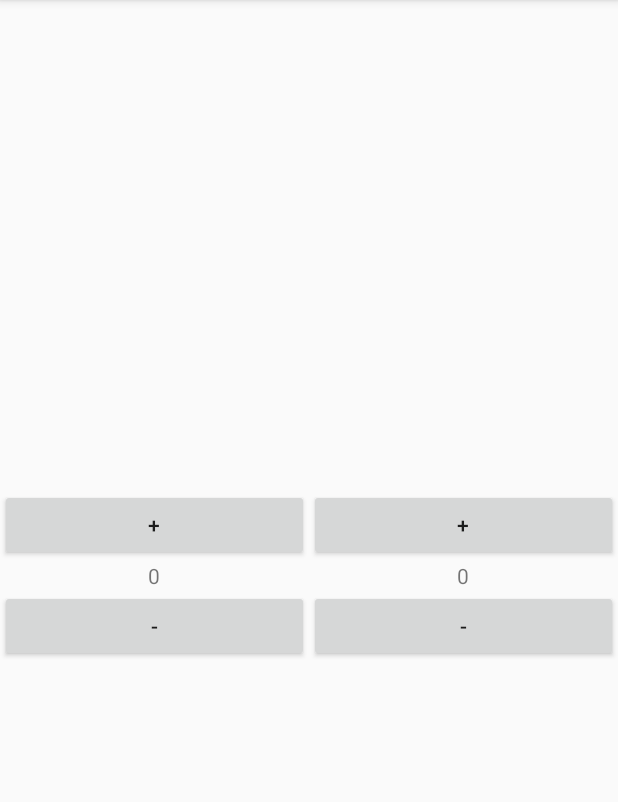
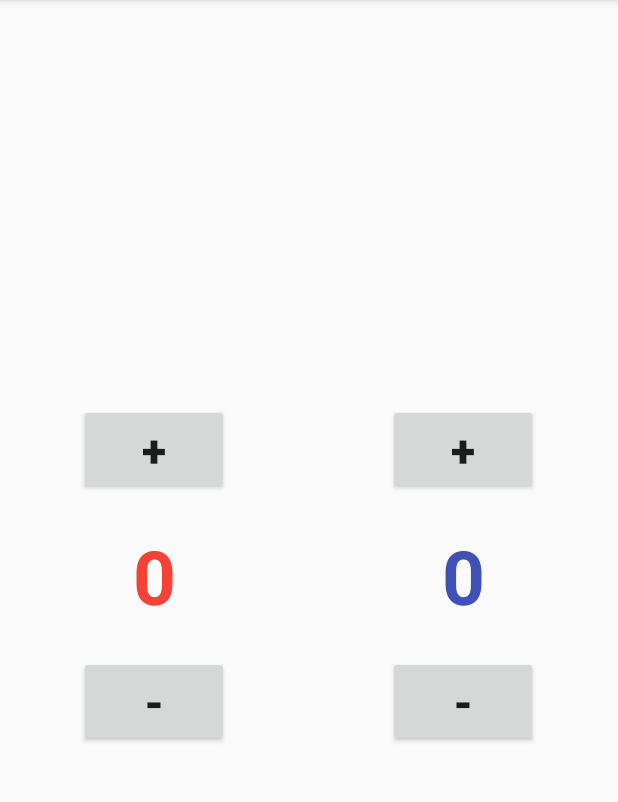
Before and after one commit to DitaAjiPratama/score, an Android app: the screen it shows after launch (MainActivity), on a phone screen of 412 x 824 dp, the part 84-886 px from its top. Run offline under Robolectric (Android 15) with nearby library versions, the phone set to English and light mode, and no system bars.

Commit message:
Design the TextView & Button

```diff
--- a/app/src/main/res/layout/activity_main.xml
+++ b/app/src/main/res/layout/activity_main.xml
@@ -25,21 +25,30 @@
 
             <Button
                 android:id="@+id/plusRed"
-                android:layout_width="match_parent"
+                android:layout_width="100dp"
                 android:layout_height="wrap_content"
-                android:text="+" />
+                android:text="+"
+                android:textSize="30sp"
+                android:textStyle="bold" />
 
             <TextView
                 android:id="@+id/scoreRed"
                 android:layout_width="wrap_content"
                 android:layout_height="wrap_content"
-                android:text="0" />
+                android:layout_marginTop="20dp"
+                android:layout_marginBottom="20dp"
+                android:text="0"
+                android:textColor="#F44336"
+                android:textSize="50sp"
+                android:textStyle="bold" />
 
             <Button
                 android:id="@+id/minusRed"
-                android:layout_width="match_parent"
+                android:layout_width="100dp"
                 android:layout_height="wrap_content"
-                android:text="-" />
+                android:text="-"
+                android:textSize="30sp"
+                android:textStyle="bold" />
         </LinearLayout>
 
         <LinearLayout
@@ -51,21 +60,30 @@
 
             <Button
                 android:id="@+id/plusBlue"
-                android:layout_width="match_parent"
+                android:layout_width="100dp"
                 android:layout_height="wrap_content"
-                android:text="+" />
+                android:text="+"
+                android:textSize="30sp"
+                android:textStyle="bold" />
 
             <TextView
                 android:id="@+id/scoreBlue"
                 android:layout_width="wrap_content"
                 android:layout_height="wrap_content"
-                android:text="0" />
+                android:layout_marginTop="20dp"
+                android:layout_marginBottom="20dp"
+                android:text="0"
+                android:textColor="#3F51B5"
+                android:textSize="50sp"
+                android:textStyle="bold" />
 
             <Button
                 android:id="@+id/minusBlue"
-                android:layout_width="match_parent"
+                android:layout_width="100dp"
                 android:layout_height="wrap_content"
-                android:text="-" />
+                android:text="-"
+                android:textSize="30sp"
+                android:textStyle="bold" />
         </LinearLayout>
     </LinearLayout>
 
```
